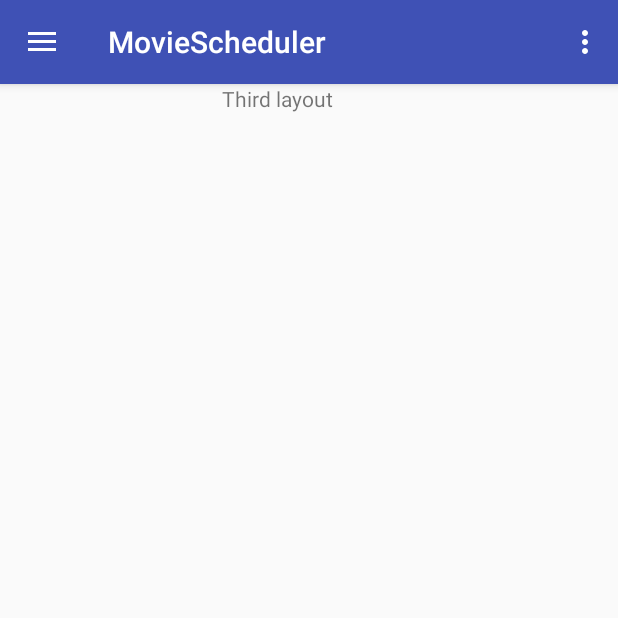
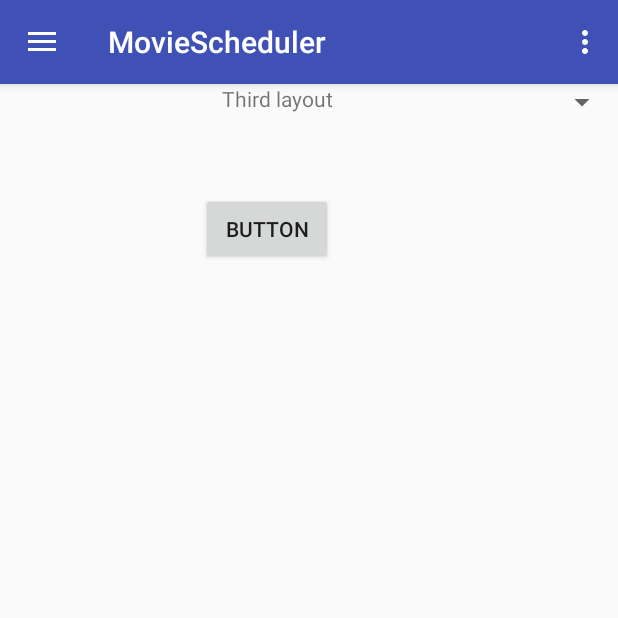
Before and after one commit to RazvanSebastian/TD-school-project, an Android app: the screen it shows after launch (MainActivity), in the side drawer, after a tap on "My shows", on a phone screen of 412 x 824 dp, the top half of it. Run offline under Robolectric (Android 15) with nearby library versions, the phone set to English and light mode, and no system bars; network calls fail.

Commit message:
register and spinner in third fragment with empty seats + back-end changes

```diff
--- a/MovieScheduler/app/src/main/AndroidManifest.xml
+++ b/MovieScheduler/app/src/main/AndroidManifest.xml
@@ -30,7 +30,7 @@
         <activity
             android:name=".activity.LoginActivity"
             android:label="@string/title_activity_login" />
-        <activity android:name=".activity.NewUserSpectacleActivity"></activity>
+        <activity android:name=".activity.NewUserSpectacleActivity" />
     </application>
 
 </manifest>
--- a/MovieScheduler/app/src/main/java/com/moviescheduler/fragment/ThirdFragment.java
+++ b/MovieScheduler/app/src/main/java/com/moviescheduler/fragment/ThirdFragment.java
@@ -1,13 +1,22 @@
 package com.moviescheduler.fragment;
 
+import android.content.Intent;
 import android.support.v4.app.Fragment;
 import android.os.Bundle;
 import android.support.annotation.Nullable;
 import android.view.LayoutInflater;
 import android.view.View;
 import android.view.ViewGroup;
+import android.widget.ArrayAdapter;
+import android.widget.Button;
+import android.widget.Spinner;
+import android.widget.Toast;
 
+import com.loopj.android.http.AsyncHttpClient;
+import com.loopj.android.http.AsyncHttpResponseHandler;
 import com.moviescheduler.R;
+
+import cz.msebera.android.httpclient.Header;
 
 /**
  * Created by Parautiu on 11.05.2017.
@@ -16,11 +25,63 @@ import com.moviescheduler.R;
 public class ThirdFragment extends Fragment{
 
     View myView;
+    Button goButton;
+    Spinner spinner;
+
+    private static final String TOKEN_NAME = "Authorization";
+    private static final String TOKEN_VALUE = "Bearer eyJhbGciOiJIUzUxMiJ9.eyJzdWIiOiJyenZzOTVAZ21haWwuY29tIiwiZXhwIjoxNDk2MDUxOTE2fQ.HZ4eVINa6Ng4cQPTp2HgttpRKnaZ2D9n4tndAkXd-VSZGvzr2BNiboM1FNMBtW8zc-Gw0InminMT9D1TmABLlw";
+
 
     @Nullable
     @Override
     public View onCreateView(LayoutInflater inflater, @Nullable ViewGroup container, Bundle savedInstanceState) {
         myView=inflater.inflate(R.layout.third_layout,container,false);
+        goButton=(Button)myView.findViewById(R.id.button);
+    spinner=(Spinner)myView.findViewById(R.id.spinner) ;
+        goButton.setOnClickListener(new View.OnClickListener() {
+            @Override
+            public void onClick(View v) {
+                onGetEmptySeats();
+            }
+        });
         return myView;
     }
+
+    private Integer[] parseToIntegerArray(String string) {
+        String[] array = string.replace("[", "").replace("]", "").split(",");
+        Integer[] ints = new Integer[array.length];
+
+        for (int i = 0; i < array.length; i++) {
+            ints[i] = Integer.parseInt(array[i]);
+
+        }
+        return ints;
+    }
+
+    void onGetEmptySeats() {
+        String url = "https://back-end-school-project.herokuapp.com/api/get-empty-seats/idSchedule=" + 10;
+
+        AsyncHttpClient client = new AsyncHttpClient();
+
+        client.addHeader("Authorization", TOKEN_VALUE);
+
+        client.get(getContext(), url, null, "application/json", new AsyncHttpResponseHandler() {
+            @Override
+            public void onSuccess(int statusCode, Header[] headers, byte[] responseBody) {
+
+                String arrayAsString = new String(responseBody);
+
+                ArrayAdapter<Integer> adapter = new ArrayAdapter<Integer>(getContext(),android.R.layout.simple_spinner_item, parseToIntegerArray(arrayAsString));
+                spinner.setAdapter(adapter);
+                Toast.makeText(getContext(), arrayAsString , Toast.LENGTH_LONG).show();
+            }
+
+            @Override
+            public void onFailure(int statusCode, Header[] headers, byte[] responseBody, Throwable error) {
+                Toast.makeText(getContext(), statusCode + "", Toast.LENGTH_LONG).show();
+            }
+        });
+
+
+    }
 }
--- a/MovieScheduler/app/src/main/res/layout/third_layout.xml
+++ b/MovieScheduler/app/src/main/res/layout/third_layout.xml
@@ -10,4 +10,19 @@
         android:layout_marginStart="148dp"
         android:text="Third layout" />
 
+    <Spinner
+        android:id="@+id/spinner"
+        android:spinnerMode="dialog"
+        android:layout_width="fill_parent"
+        android:layout_height="wrap_content" />
+
+    <Button
+        android:id="@+id/button"
+        android:layout_width="wrap_content"
+        android:layout_height="wrap_content"
+        android:layout_alignEnd="@+id/textView2"
+        android:layout_below="@+id/textView2"
+        android:layout_marginTop="53dp"
+        android:text="Button" />
+
 </RelativeLayout>
--- a/back-end-server/src/main/java/com/application/model/SpectacleSchedule.java
+++ b/back-end-server/src/main/java/com/application/model/SpectacleSchedule.java
@@ -51,6 +51,7 @@ public class SpectacleSchedule implements Serializable{
 
 	@ManyToOne
 	@JoinColumn(name="spectacle")
+	@JsonIgnore
 	private Spectacle spectacle ;
 
 	@OneToMany(mappedBy="spectacleScheduler", fetch = FetchType.LAZY,cascade=CascadeType.ALL)
--- a/back-end-server/src/main/resources/application.properties
+++ b/back-end-server/src/main/resources/application.properties
@@ -1,9 +1,9 @@
 
-spring.datasource.url = jdbc:postgresql://ec2-54-228-255-234.eu-west-1.compute.amazonaws.com:5432/d5qph0d17gqi08?sslmode=require
+spring.datasource.url = jdbc:postgresql://ec2-54-247-120-169.eu-west-1.compute.amazonaws.com:5432/dfvdhbt02aalf0?sslmode=require
 
 # Username and password
-spring.datasource.username = pmjcyspvkfcnuw
-spring.datasource.password = 03534c14946320e8f8adf9e0050da0ed4a6a2690fdeef32f8f59b0aeed847f56
+spring.datasource.username = dywuxmjccjlrlu
+spring.datasource.password = 2e77953870d4405eb82dde5943c4121286352a4716f378de56a6f5c7def6b70e
 
 spring.jpa.generate-ddl=true
 spring.jpa.hibernate.ddl-auto = update
```
Also changed, not shown: back-end-server/src/main/java/com/application/service/BoockedTicketService.java (+16 -4 lines).
